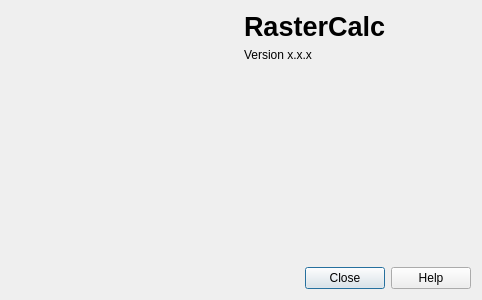
nextgis/qgis_rastercalc, file aboutdialogbase.ui: the form before one commit.
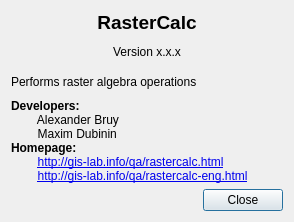
The form after the commit.

Commit message: about dialog cleanup

```diff
--- a/aboutdialogbase.ui
+++ b/aboutdialogbase.ui
@@ -6,8 +6,8 @@
    <rect>
     <x>0</x>
     <y>0</y>
-    <width>482</width>
-    <height>300</height>
+    <width>294</width>
+    <height>222</height>
    </rect>
   </property>
   <property name="windowTitle">
@@ -15,19 +15,10 @@
   </property>
   <layout class="QVBoxLayout" name="verticalLayout">
    <item>
-    <layout class="QGridLayout" name="gridLayout" columnstretch="0,0">
-     <item row="0" column="0" rowspan="2">
-      <widget class="QLabel" name="lblLogo">
-       <property name="text">
-        <string/>
-       </property>
-      </widget>
-     </item>
-     <item row="0" column="1">
       <widget class="QLabel" name="label">
        <property name="font">
         <font>
-         <pointsize>20</pointsize>
+       <pointsize>14</pointsize>
          <weight>75</weight>
          <bold>true</bold>
         </font>
@@ -35,77 +26,41 @@
        <property name="text">
         <string>RasterCalc</string>
        </property>
-      </widget>
-     </item>
-     <item row="1" column="1">
+     <property name="alignment">
+      <set>Qt::AlignCenter</set>
+     </property>
+    </widget>
+   </item>
+   <item>
       <widget class="QLabel" name="lblVersion">
        <property name="text">
         <string>Version x.x.x</string>
        </property>
-      </widget>
-     </item>
-    </layout>
-   </item>
+     <property name="alignment">
+      <set>Qt::AlignCenter</set>
+     </property>
+    </widget>
+   </item>
    <item>
-    <widget class="QTextEdit" name="textEdit">
-     <property name="palette">
-      <palette>
-       <active>
-        <colorrole role="Base">
-         <brush brushstyle="SolidPattern">
-          <color alpha="0">
-           <red>0</red>
-           <green>0</green>
-           <blue>0</blue>
-          </color>
-         </brush>
-        </colorrole>
-       </active>
-       <inactive>
-        <colorrole role="Base">
-         <brush brushstyle="SolidPattern">
-          <color alpha="0">
-           <red>0</red>
-           <green>0</green>
-           <blue>0</blue>
-          </color>
-         </brush>
-        </colorrole>
-       </inactive>
-       <disabled>
-        <colorrole role="Base">
-         <brush brushstyle="SolidPattern">
-          <color alpha="255">
-           <red>255</red>
-           <green>255</green>
-           <blue>255</blue>
-          </color>
-         </brush>
-        </colorrole>
-       </disabled>
-      </palette>
+    <widget class="QLabel" name="label_3">
+     <property name="text">
+      <string>Performs raster algebra operations</string>
      </property>
-     <property name="autoFillBackground">
-      <bool>true</bool>
-     </property>
-     <property name="frameShape">
-      <enum>QFrame::NoFrame</enum>
-     </property>
-     <property name="frameShadow">
-      <enum>QFrame::Plain</enum>
-     </property>
-     <property name="undoRedoEnabled">
-      <bool>false</bool>
-     </property>
-     <property name="readOnly">
-      <bool>true</bool>
-     </property>
-     <property name="html">
+    </widget>
+   </item>
+   <item>
+    <widget class="QLabel" name="label_2">
+     <property name="text">
       <string>&lt;!DOCTYPE HTML PUBLIC &quot;-//W3C//DTD HTML 4.0//EN&quot; &quot;http://www.w3.org/TR/REC-html40/strict.dtd&quot;&gt;
 &lt;html&gt;&lt;head&gt;&lt;meta name=&quot;qrichtext&quot; content=&quot;1&quot; /&gt;&lt;style type=&quot;text/css&quot;&gt;
 p, li { white-space: pre-wrap; }
 &lt;/style&gt;&lt;/head&gt;&lt;body style=&quot; font-family:'Sans Serif'; font-size:9pt; font-weight:400; font-style:normal;&quot;&gt;
-&lt;p style=&quot;-qt-paragraph-type:empty; margin-top:0px; margin-bottom:0px; margin-left:0px; margin-right:0px; -qt-block-indent:0; text-indent:0px;&quot;&gt;&lt;/p&gt;&lt;/body&gt;&lt;/html&gt;</string>
+&lt;p style=&quot; margin-top:0px; margin-bottom:0px; margin-left:0px; margin-right:0px; -qt-block-indent:0; text-indent:0px;&quot;&gt;&lt;span style=&quot; font-weight:600;&quot;&gt;Developers:&lt;/span&gt;&lt;/p&gt;
+&lt;p style=&quot; margin-top:0px; margin-bottom:0px; margin-left:0px; margin-right:0px; -qt-block-indent:0; text-indent:0px;&quot;&gt;        Alexander Bruy&lt;/p&gt;
+&lt;p style=&quot; margin-top:0px; margin-bottom:0px; margin-left:0px; margin-right:0px; -qt-block-indent:0; text-indent:0px;&quot;&gt;        Maxim Dubinin&lt;/p&gt;
+&lt;p style=&quot; margin-top:0px; margin-bottom:0px; margin-left:0px; margin-right:0px; -qt-block-indent:0; text-indent:0px;&quot;&gt;&lt;span style=&quot; font-weight:600;&quot;&gt;Homepage:&lt;/span&gt;&lt;/p&gt;
+&lt;p style=&quot; margin-top:0px; margin-bottom:0px; margin-left:0px; margin-right:0px; -qt-block-indent:0; text-indent:0px;&quot;&gt;        &lt;a href=&quot;http://gis-lab.info/qa/rastercalc.html&quot;&gt;&lt;span style=&quot; text-decoration: underline; color:#0000ee;&quot;&gt;http://gis-lab.info/qa/rastercalc.html&lt;/span&gt;&lt;/a&gt;&lt;/p&gt;
+&lt;p style=&quot; margin-top:0px; margin-bottom:0px; margin-left:0px; margin-right:0px; -qt-block-indent:0; text-indent:0px;&quot;&gt;        &lt;a href=&quot;http://gis-lab.info/qa/rastercalc-eng.html&quot;&gt;&lt;span style=&quot; text-decoration: underline; color:#0000ee;&quot;&gt;http://gis-lab.info/qa/rastercalc-eng.html&lt;/span&gt;&lt;/a&gt;&lt;/p&gt;&lt;/body&gt;&lt;/html&gt;</string>
      </property>
     </widget>
    </item>
@@ -115,7 +70,7 @@
       <enum>Qt::Horizontal</enum>
      </property>
      <property name="standardButtons">
-      <set>QDialogButtonBox::Close|QDialogButtonBox::Help</set>
+      <set>QDialogButtonBox::Close</set>
      </property>
     </widget>
    </item>
```
Lines whose indentation alone changed are shown as unchanged. The commit also changes 11 other files.
